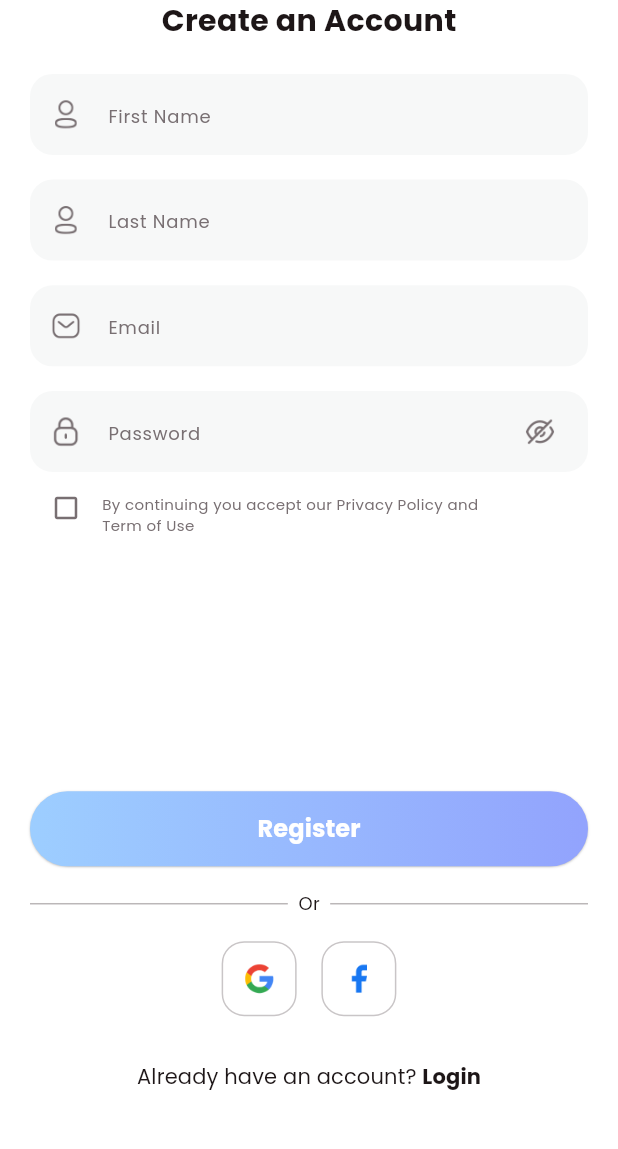
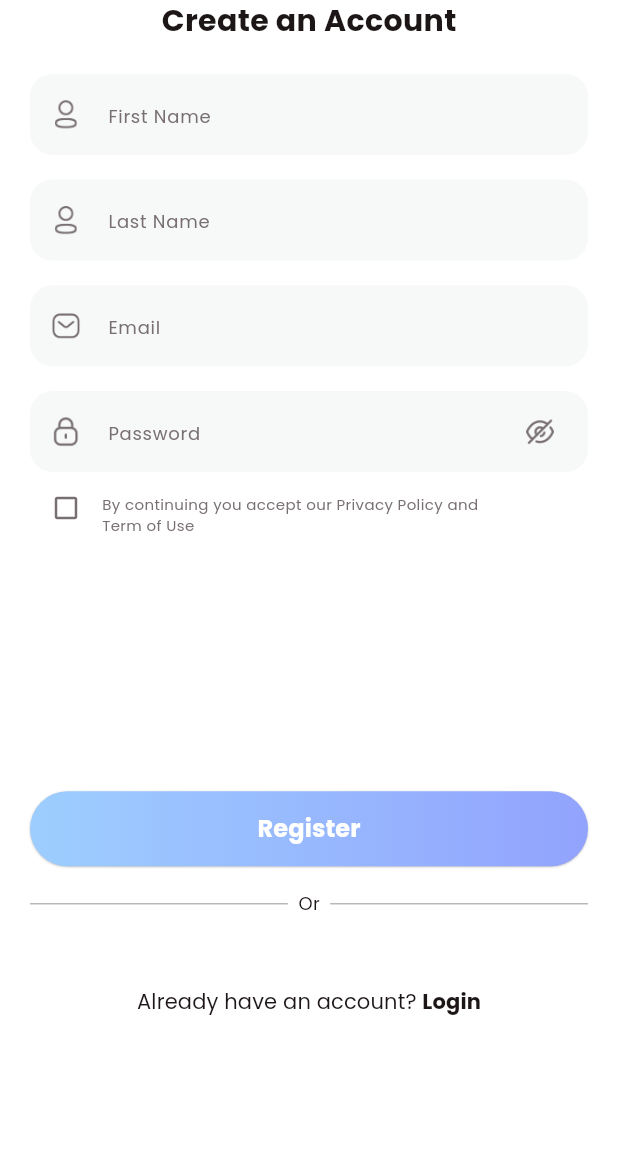
Before and after one commit to PixelOrbs/CALFIT, a Flutter app: the SignUpView screen opened directly, on a phone screen of 412 x 824 dp, the part 35-1184 px from its top. Run offline on Flutter 3.47's test engine with Material 3 defaults, Android fonts, the phone set to English and light mode, and no system bars; our stand-ins replace camera, cloud_firestore, firebase_auth, firebase_core, fl_chart, image_picker and 3 more; missing offline and left inert: google_mlkit_commons, google_mlkit_pose_detection, tflite_flutter; accounts and stored records are empty; network calls fail; key blocks and very long unbroken strings in the code were emptied for the run.

Commit message:
Initial commit

```diff
--- a/lib/view/login/signup_view.dart
+++ b/lib/view/login/signup_view.dart
@@ -18,8 +18,9 @@ class _SignUpViewState extends State<SignUpView> {
   TextEditingController txtFN = TextEditingController();
   TextEditingController txtLN = TextEditingController();
   TextEditingController txtemail = TextEditingController();
+
   TextEditingController txtpass = TextEditingController();
-
+  bool isPasswordVisible = false;
   bool isCheck = false;
   @override
   Widget build(BuildContext context) {
@@ -76,9 +77,13 @@ class _SignUpViewState extends State<SignUpView> {
                   hitText: "Password",
                   icon: "assets/img/lock.png",
                   controller: txtpass,
-                  obscureText: true,
+                  obscureText: !isPasswordVisible,
                   rigtIcon: TextButton(
-                      onPressed: () {},
+                      onPressed: () {
+                        setState(() {
+                          isPasswordVisible = !isPasswordVisible;
+                        });
+                      },
                       child: Container(
                           alignment: Alignment.center,
                           width: 20,
@@ -122,16 +127,13 @@ class _SignUpViewState extends State<SignUpView> {
                 RoundButton(
                     title: "Register",
                     onPressed: () {
-
                       FirebaseAuth.instance
                           .createUserWithEmailAndPassword(
                               email: txtemail.text, password: txtpass.text)
                           .then((value) {
-
                         FirebaseFirestore.instance
                             .collection('UserData')
-                            .doc(txtemail
-                                .text)
+                            .doc(txtemail.text)
                             .set({
                           "FirstName": txtFN.text,
                           "LastName": txtLN.text,
@@ -180,51 +182,9 @@ class _SignUpViewState extends State<SignUpView> {
                 Row(
                   mainAxisAlignment: MainAxisAlignment.center,
                   children: [
-                    GestureDetector(
-                      onTap: () {},
-                      child: Container(
-                        width: 50,
-                        height: 50,
-                        alignment: Alignment.center,
-                        decoration: BoxDecoration(
-                          color: TColor.white,
-                          border: Border.all(
-                            width: 1,
-                            color: TColor.gray.withOpacity(0.4),
-                          ),
-                          borderRadius: BorderRadius.circular(15),
-                        ),
-                        child: Image.asset(
-                          "assets/img/google.png",
-                          width: 20,
-                          height: 20,
-                        ),
-                      ),
-                    ),
                     SizedBox(
                       width: media.width * 0.04,
                     ),
-                    GestureDetector(
-                      onTap: () {},
-                      child: Container(
-                        width: 50,
-                        height: 50,
-                        alignment: Alignment.center,
-                        decoration: BoxDecoration(
-                          color: TColor.white,
-                          border: Border.all(
-                            width: 1,
-                            color: TColor.gray.withOpacity(0.4),
-                          ),
-                          borderRadius: BorderRadius.circular(15),
-                        ),
-                        child: Image.asset(
-                          "assets/img/facebook.png",
-                          width: 20,
-                          height: 20,
-                        ),
-                      ),
-                    )
                   ],
                 ),
                 SizedBox(
--- a/lib/view/on_boarding/started_view.dart
+++ b/lib/view/on_boarding/started_view.dart
@@ -34,7 +34,7 @@ class _StartedViewState extends State<StartedView> {
             children: [
               const Spacer(),
               Text(
-                "Fitness",
+                "CALFIT",
                 style: TextStyle(
                     color: TColor.black,
                     fontSize: 36,
@@ -58,13 +58,11 @@ class _StartedViewState extends State<StartedView> {
                         : RoundButtonType.bgGradient,
                     onPressed: () {
                       if (isChangeColor) {
-
                         Navigator.push(
                             context,
                             MaterialPageRoute(
                                 builder: (context) => const OnBoardingView()));
                       } else {
-
                         setState(() {
                           isChangeColor = true;
                         });
```
Also changed, not shown: lib/view/home/home_view.dart (+0 -9 lines), lib/view/login/complete_profile_view.dart (+29 -14 lines), lib/view/login/login_view.dart (+118 -87 lines), lib/view/meal_planner/camera.dart (+13 -13 lines), lib/view/meal_planner/meal_planner_view.dart (+10 -36 lines), lib/view/workout_tracker/camera_view.dart (+0 -19 lines), 2 other files.
